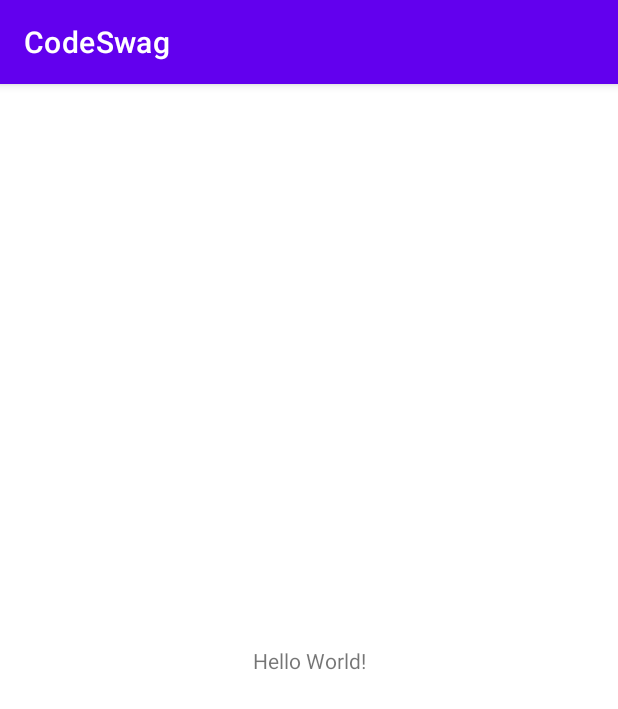
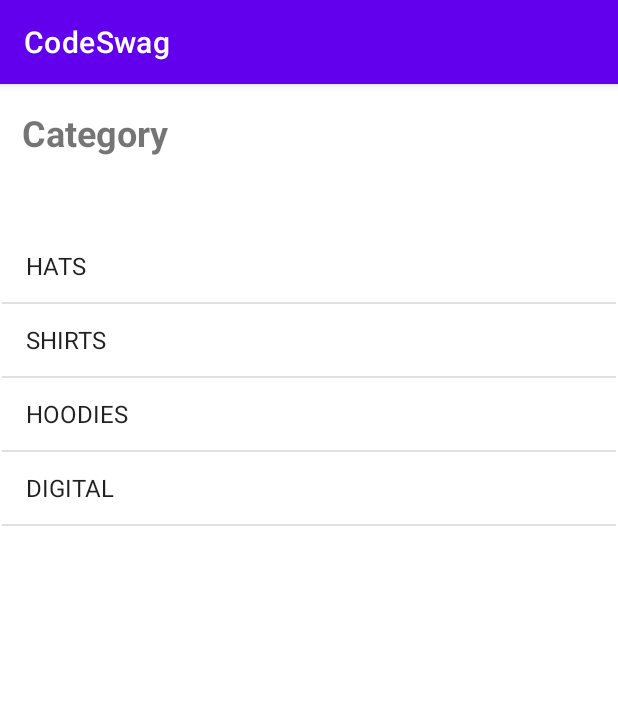
Before and after one commit to alam-shoaib/Code-Swag, an Android app: the screen it shows after launch (MainActivity), on a phone screen of 412 x 824 dp. Shown: the top 709 px of the screen. Run offline under Robolectric (Android 15) with nearby library versions, the phone set to English and light mode, and no system bars.

Commit message:
listview and adaptor

```diff
--- a/app/build.gradle
+++ b/app/build.gradle
@@ -1,6 +1,7 @@
 plugins {
     id 'com.android.application'
     id 'org.jetbrains.kotlin.android'
+    id 'kotlin-android-extensions'
 }
 
 android {
--- a/app/src/main/java/com/example/codeswag/Controller/MainActivity.kt
+++ b/app/src/main/java/com/example/codeswag/Controller/MainActivity.kt
@@ -2,11 +2,24 @@ package com.example.codeswag.Controller
 
 import androidx.appcompat.app.AppCompatActivity
 import android.os.Bundle
+import android.widget.ArrayAdapter
+import com.example.codeswag.Model.Category
 import com.example.codeswag.R
+import com.example.codeswag.Services.DataServices
+import kotlinx.android.synthetic.main.activity_main.*
 
 class MainActivity : AppCompatActivity() {
+    lateinit var categorie :ArrayAdapter<Category>
     override fun onCreate(savedInstanceState: Bundle?) {
         super.onCreate(savedInstanceState)
         setContentView(R.layout.activity_main)
+        categorie = ArrayAdapter(
+            this,
+            android.R.layout.simple_list_item_1,
+            DataServices.category
+        )
+        listView.adapter=categorie
     }
+
+
 }
--- a/app/src/main/java/com/example/codeswag/Model/Category.kt
+++ b/app/src/main/java/com/example/codeswag/Model/Category.kt
@@ -1,4 +1,7 @@
 package com.example.codeswag.Model
 
 class Category(val title:String,val image:String) {
+    override fun toString(): String {
+        return title
+    }
 }
--- a/app/src/main/res/layout/activity_main.xml
+++ b/app/src/main/res/layout/activity_main.xml
@@ -7,12 +7,27 @@
     tools:context=".Controller.MainActivity">
 
     <TextView
+        android:id="@+id/textView"
         android:layout_width="wrap_content"
         android:layout_height="wrap_content"
-        android:text="Hello World!"
+        android:text="Category"
+        android:textSize="24sp"
+        android:textStyle="bold"
+        app:layout_constraintBottom_toBottomOf="parent"
+        app:layout_constraintEnd_toEndOf="parent"
+        app:layout_constraintHorizontal_bias="0.047"
+        app:layout_constraintStart_toStartOf="parent"
+        app:layout_constraintTop_toTopOf="parent"
+        app:layout_constraintVertical_bias="0.022" />
+
+    <ListView
+        android:id="@+id/listView"
+        android:layout_width="409dp"
+        android:layout_height="560dp"
         app:layout_constraintBottom_toBottomOf="parent"
         app:layout_constraintEnd_toEndOf="parent"
         app:layout_constraintStart_toStartOf="parent"
-        app:layout_constraintTop_toTopOf="parent" />
+        app:layout_constraintTop_toBottomOf="@+id/textView"
+        app:layout_constraintVertical_bias="0.306" />
 
 </androidx.constraintlayout.widget.ConstraintLayout>
```
Also changed, not shown: app/src/main/res/layout/list_activity.xml (added, +36 -0 lines).
